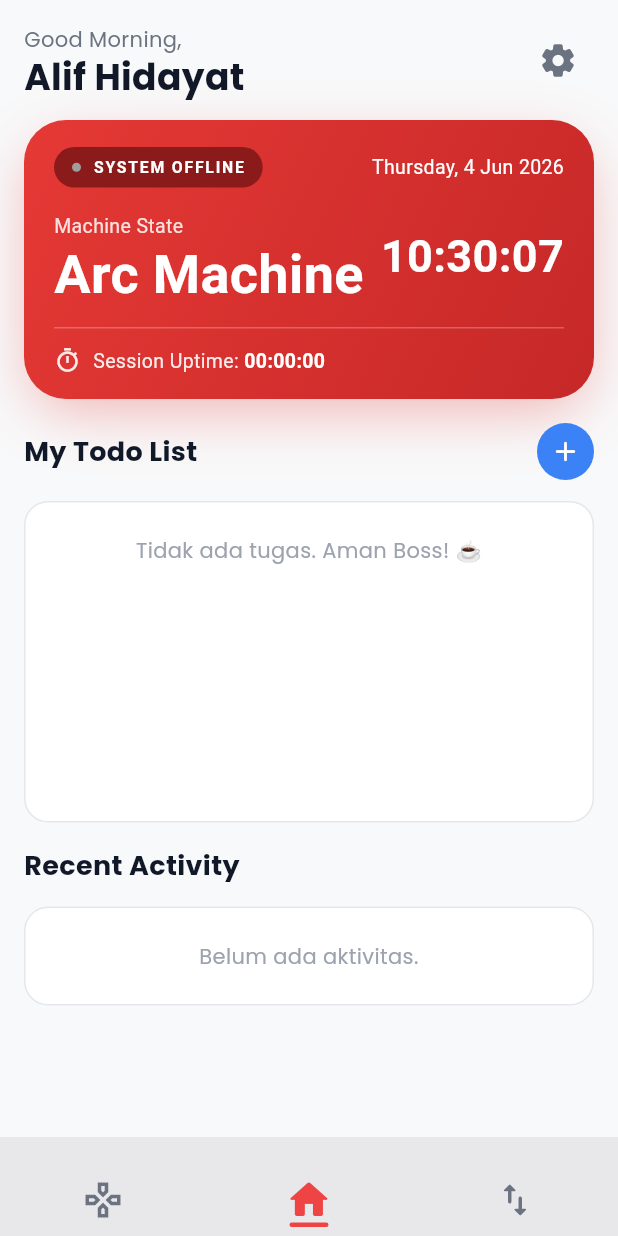
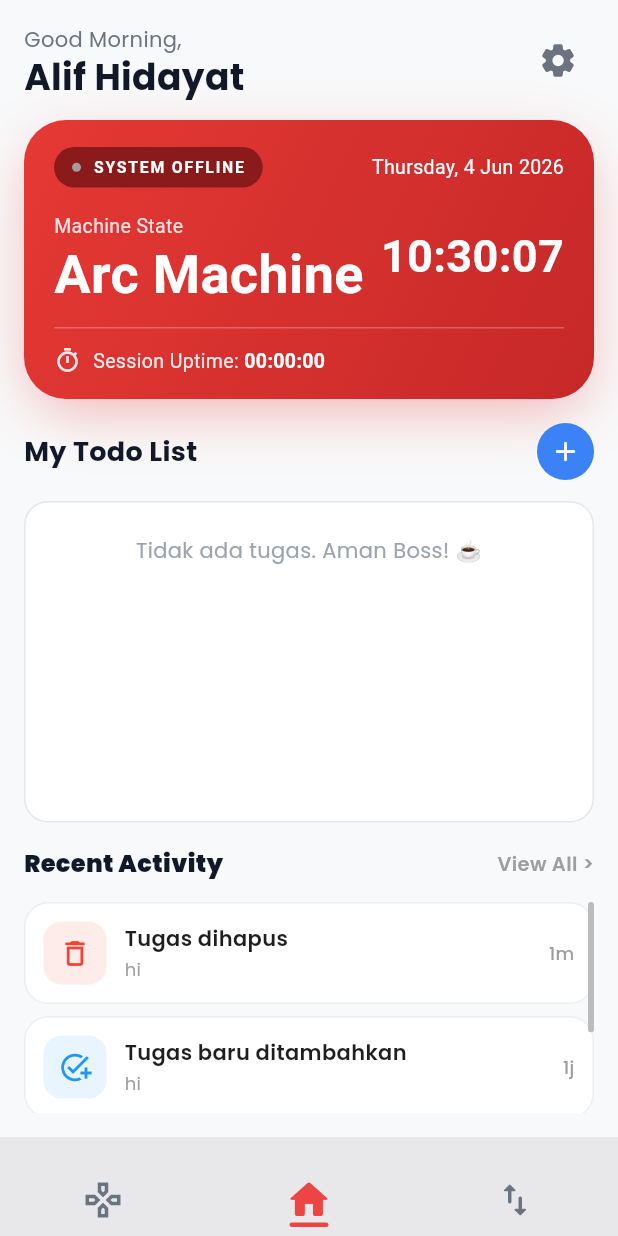
Before and after one commit to Void491111/arc-mobile-app, a Flutter app: the screen it shows after launch, on a phone screen of 412 x 824 dp. Run offline on Flutter 3.47's test engine with Material 3 defaults, Android fonts, the phone set to English and light mode, and no system bars; drawn by our look-alikes of toastification; our stand-ins replace google_fonts, shared_preferences.

Commit message:
fix activity section

```diff
--- a/lib/features/home/views/home_page.dart
+++ b/lib/features/home/views/home_page.dart
@@ -113,6 +113,7 @@ class _HomePageState extends State<HomePage> {
                     flex: 2,
                     child: ActivitySection(
                       onViewAll: _openActivityPage,
+                      scrollController: _activityScrollController,
                     ),
                   ),
                 ],
--- a/lib/features/home/widgets/activity_section.dart
+++ b/lib/features/home/widgets/activity_section.dart
@@ -1,112 +1,162 @@
+// lib/features/home/widgets/activity_section.dart
 import 'package:flutter/material.dart';
-
-import '../../../core/theme/app_colors.dart';
-import '../../../core/theme/app_text_styles.dart';
-import '../../activity/repositories/activity_repository.dart';
-import 'activity_title.dart';
-import 'section_header.dart';
 
 class ActivitySection extends StatelessWidget {
   final VoidCallback onViewAll;
+  final ScrollController scrollController;
 
-  const ActivitySection({super.key, required this.onViewAll});
+  const ActivitySection({
+    super.key,
+    required this.onViewAll,
+    required this.scrollController,
+  });
 
   @override
   Widget build(BuildContext context) {
-    return ListenableBuilder(
-      listenable: ActivityRepository.instance,
-      builder: (context, _) {
-        final repo = ActivityRepository.instance;
-        final activities = repo.recent(3);
-        final showViewAll = repo.hasMoreThan3;
+    // Simulasi data aktivitas boss (Nanti tinggal diganti pakai data dari Controller / API)
+    // Karena kita mau yang terbaru di atas, datanya kita balik pakai .reversed
+    final List<Map<String, dynamic>> dummyActivities = [
+      {
+        'title': 'Tugas diselesaikan',
+        'subtitle': 'hi',
+        'time': '3j',
+        'icon': Icons.check_circle_outline,
+        'iconColor': Colors.green,
+        'bgColor': Colors.green.withOpacity(0.1),
+      },
+      {
+        'title': 'Tugas baru ditambahkan',
+        'subtitle': 'hi',
+        'time': '1j',
+        'icon': Icons.add_task,
+        'iconColor': Colors.blue,
+        'bgColor': Colors.blue.withOpacity(0.1),
+      },
+      {
+        'title': 'Tugas dihapus',
+        'subtitle': 'hi',
+        'time': '1m',
+        'icon': Icons.delete_outline,
+        'iconColor': Colors.red,
+        'bgColor': Colors.red.withOpacity(0.1),
+      },
+    ].reversed.toList(); // <-- INI KUNCI BIAR YANG BARU (1m) MUNCUL DI ATAS BOSS!
 
-        return Column(
-          crossAxisAlignment: CrossAxisAlignment.start,
+    return Column(
+      crossAxisAlignment: CrossAxisAlignment.start,
+      children: [
+        // --- HEADER ---
+        Row(
+          mainAxisAlignment: MainAxisAlignment.spaceBetween,
           children: [
-            SectionHeader(
-              title: 'Recent Activity',
-              trailing: showViewAll ? _ViewAllButton(onTap: onViewAll) : null,
+            const Text(
+              'Recent Activity',
+              style: TextStyle(fontWeight: FontWeight.w900, fontSize: 16)
             ),
-            const SizedBox(height: 14),
-            if (activities.isEmpty)
-              const _EmptyCard()
-            else
-              ...activities.map(
-                (a) => ActivityTile(key: ValueKey(a.id), activity: a),
+            GestureDetector(
+              onTap: onViewAll,
+              child: const Text(
+                'View All >',
+                style: TextStyle(color: Colors.grey, fontWeight: FontWeight.w600, fontSize: 13)
               ),
+            ),
           ],
-        );
-      },
+        ),
+        const SizedBox(height: 14),
+
+        // --- LIST VIEW ANTI OVERFLOW ---
+        Expanded(
+          child: Scrollbar(
+            controller: scrollController,
+            thumbVisibility: true,
+            thickness: 4.0,
+            radius: const Radius.circular(8),
+            child: ListView.builder(
+              controller: scrollController,
+              physics: const BouncingScrollPhysics(),
+              padding: EdgeInsets.zero,
+              itemCount: dummyActivities.length,
+              itemBuilder: (context, index) {
+                final activity = dummyActivities[index];
+
+                return _ActivityTile(
+                  title: activity['title'],
+                  subtitle: activity['subtitle'],
+                  time: activity['time'],
+                  icon: activity['icon'],
+                  iconColor: activity['iconColor'],
+                  bgColor: activity['bgColor'],
+                );
+              },
+            ),
+          ),
+        ),
+      ],
     );
   }
 }
 
-class _EmptyCard extends StatelessWidget {
-  const _EmptyCard();
+// --- WIDGET UI REKONSTRUKSI DARI SCREENSHOT BOSS ---
+class _ActivityTile extends StatelessWidget {
+  final String title;
+  final String subtitle;
+  final String time;
+  final IconData icon;
+  final Color iconColor;
+  final Color bgColor;
+
+  const _ActivityTile({
+    required this.title,
+    required this.subtitle,
+    required this.time,
+    required this.icon,
+    required this.iconColor,
+    required this.bgColor,
+  });
 
   @override
   Widget build(BuildContext context) {
     return Container(
-      width: double.infinity,
-      padding: const EdgeInsets.symmetric(vertical: 22, horizontal: 16),
+      margin: const EdgeInsets.only(bottom: 8),
+      padding: const EdgeInsets.symmetric(horizontal: 12, vertical: 12),
       decoration: BoxDecoration(
-        color: AppColors.surface,
+        color: Colors.white,
         borderRadius: BorderRadius.circular(16),
-        border: Border.all(color: AppColors.border, width: 1),
+        border: Border.all(color: Colors.grey.shade200, width: 1),
       ),
-      child: Text(
-        'Belum ada aktivitas.',
-        textAlign: TextAlign.center,
-        style: AppTextStyles.emptyState,
+      child: Row(
+        children: [
+          Container(
+            padding: const EdgeInsets.all(10),
+            decoration: BoxDecoration(
+              color: bgColor,
+              borderRadius: BorderRadius.circular(12),
+            ),
+            child: Icon(icon, color: iconColor, size: 22),
+          ),
+          const SizedBox(width: 12),
+          Expanded(
+            child: Column(
+              crossAxisAlignment: CrossAxisAlignment.start,
+              children: [
+                Text(
+                  title,
+                  style: const TextStyle(fontWeight: FontWeight.w600, fontSize: 14, color: Color(0xFF1E1E1E)),
+                ),
+                const SizedBox(height: 2),
+                Text(
+                  subtitle,
+                  style: const TextStyle(color: Colors.grey, fontSize: 12),
+                ),
+              ],
+            ),
+          ),
+          Text(
+            time,
+            style: const TextStyle(color: Colors.grey, fontSize: 12, fontWeight: FontWeight.w500),
+          ),
+        ],
       ),
     );
   }
 }
-
-class _ViewAllButton extends StatefulWidget {
-  final VoidCallback onTap;
-  const _ViewAllButton({required this.onTap});
-
-  @override
-  State<_ViewAllButton> createState() => _ViewAllButtonState();
-}
-
-class _ViewAllButtonState extends State<_ViewAllButton> {
-  bool _pressed = false;
-
-  @override
-  Widget build(BuildContext context) {
-    return GestureDetector(
-      onTapDown: (_) => setState(() => _pressed = true),
-      onTapUp: (_) => setState(() => _pressed = false),
-      onTapCancel: () => setState(() => _pressed = false),
-      onTap: widget.onTap,
-      behavior: HitTestBehavior.opaque,
-      child: AnimatedScale(
-        scale: _pressed ? 0.92 : 1.0,
-        duration: const Duration(milliseconds: 120),
-        curve: Curves.easeOut,
-        child: AnimatedContainer(
-          duration: const Duration(milliseconds: 180),
-          padding: const EdgeInsets.symmetric(horizontal: 10, vertical: 6),
-          decoration: BoxDecoration(
-            color: _pressed ? AppColors.border : Colors.transparent,
-            borderRadius: BorderRadius.circular(8),
-          ),
-          child: Row(
-            mainAxisSize: MainAxisSize.min,
-            children: [
-              Text('View All', style: AppTextStyles.sectionAction),
-              const SizedBox(width: 2),
-              const Icon(
-                Icons.chevron_right_rounded,
-                color: AppColors.textSecondary,
-                size: 18,
-              ),
-            ],
-          ),
-        ),
-      ),
-    );
-  }
-}
```
